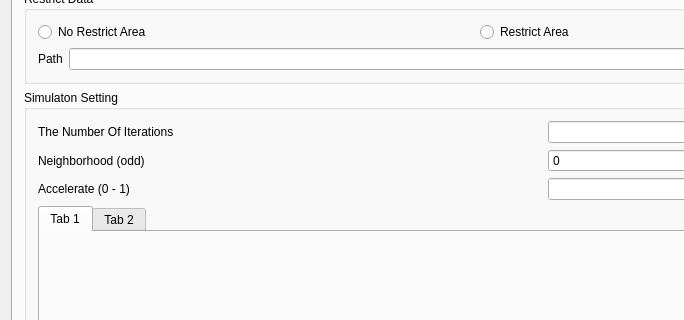
XunGST/flusver1.0, file dynasimulation.ui: the form before one commit; both pictures show x 0 to 684 and y 289 to 609 of the 953 by 735 pixel window.
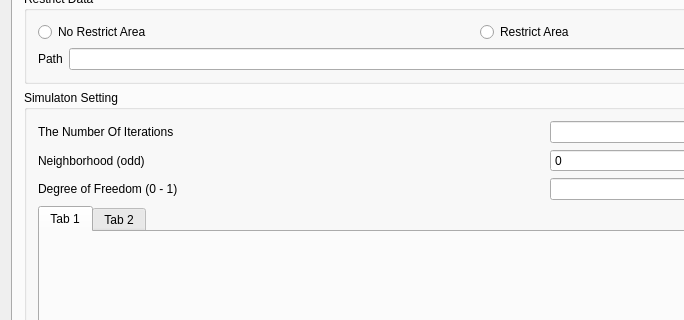
The form after the commit. Custom widgets are drawn as their Qt base class.

```diff
--- a/dynasimulation.ui
+++ b/dynasimulation.ui
@@ -252,7 +252,7 @@
               <item>
                <widget class="QLabel" name="deglabel">
                 <property name="text">
-                 <string>Accelerate (0 - 1)</string>
+                 <string>Degree of Freedom (0 - 1)</string>
                 </property>
                </widget>
               </item>
```
